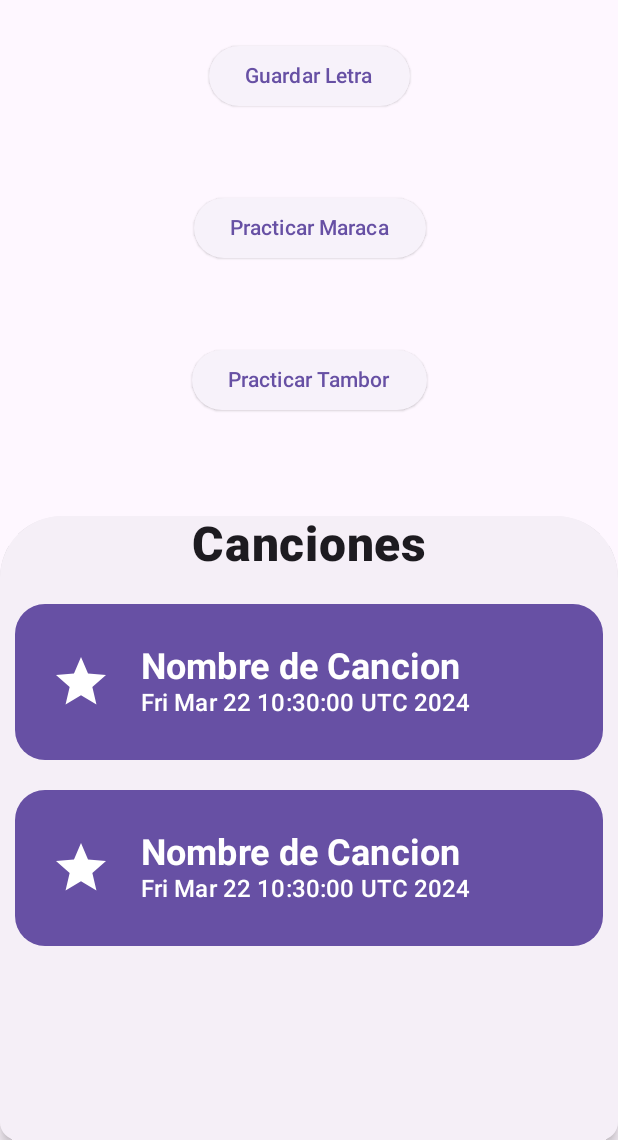
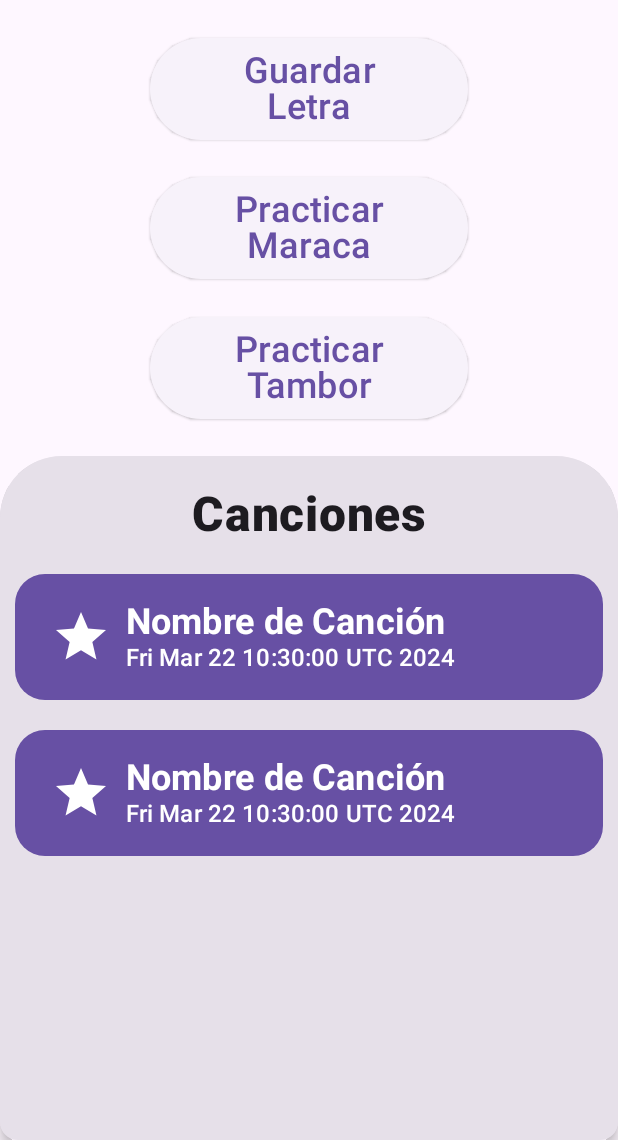
Before and after one commit to SnakyDH/ASAB-Music-Saver, an Android app built with Jetpack Compose: the screen it shows after launch (MainActivity), on a phone screen of 412 x 824 dp, the part 96-1236 px from its top. Run offline under Robolectric (Android 15) with nearby library versions, the phone set to English and light mode, and no system bars.

Commit message:
feat: some screen enhancements

```diff
--- /dev/null
+++ b/app/src/main/java/com/snakydh/asab_music_saver/components/ElevatedCustomButton.kt
@@ -0,0 +1,26 @@
+package com.snakydh.asab_music_saver.components
+
+import androidx.compose.foundation.layout.fillMaxWidth
+import androidx.compose.material3.ElevatedButton
+import androidx.compose.material3.Text
+import androidx.compose.runtime.Composable
+import androidx.compose.ui.Modifier
+import androidx.compose.ui.text.style.TextAlign
+import androidx.compose.ui.unit.sp
+
+
+@Composable
+fun ElevatedCustomButton(text: String, onClick: () -> Unit) {
+    ElevatedButton(
+        modifier = Modifier
+            .fillMaxWidth(),
+        onClick = onClick,
+    ) {
+        Text(
+            text = text,
+            fontSize = 24.sp,
+            textAlign = TextAlign.Center,
+            lineHeight = 24.sp
+        )
+    }
+}
--- a/app/src/main/java/com/snakydh/asab_music_saver/screens/HomeScreen.kt
+++ b/app/src/main/java/com/snakydh/asab_music_saver/screens/HomeScreen.kt
@@ -14,7 +14,6 @@ import androidx.compose.material.icons.filled.Star
 import androidx.compose.material3.Button
 import androidx.compose.material3.Card
 import androidx.compose.material3.CardDefaults
-import androidx.compose.material3.ElevatedButton
 import androidx.compose.material3.ExperimentalMaterial3Api
 import androidx.compose.material3.Icon
 import androidx.compose.material3.MaterialTheme
@@ -31,6 +30,7 @@ import androidx.compose.ui.text.style.TextAlign
 import androidx.compose.ui.unit.dp
 import androidx.compose.ui.unit.sp
 import androidx.navigation.NavController
+import com.snakydh.asab_music_saver.components.ElevatedCustomButton
 import com.snakydh.asab_music_saver.navigation.AppScreens
 import java.util.Date
 
@@ -56,59 +56,65 @@ fun HomeScreen(navController: NavController) {
             verticalArrangement = Arrangement.SpaceBetween,
             horizontalAlignment = Alignment.CenterHorizontally
         ) {
-            Column(
-                modifier = Modifier.fillMaxHeight(0.4F),
-                verticalArrangement = Arrangement.SpaceAround,
-                horizontalAlignment = Alignment.CenterHorizontally
-            ) {
-                ElevatedButton(
-                    onClick = { navController.navigate(route = AppScreens.SaveSongLyricsScreen.route) }) {
-                    Text(text = "Guardar Letra")
-                }
-                ElevatedButton(onClick = { /*TODO*/ }) {
-                    Text(text = "Practicar Maraca")
-                }
-                ElevatedButton(onClick = { /*TODO*/ }) {
-                    Text(text = "Practicar Tambor")
-                }
-            }
-            Card(
-                modifier = Modifier
-                    .padding(top = 40.dp)
-                    .clip(shape = RoundedCornerShape(10, 10)),
-                colors = CardDefaults.cardColors(
-                    containerColor = MaterialTheme.colorScheme.inverseOnSurface,
-                ),
-                elevation = CardDefaults.cardElevation(
-                    defaultElevation = 5.dp
-                )
-            ) {
+            MenuButtons(navController)
             SongsList()
-            }
         }
     }
 }
 
 @Composable
-fun SongsList() {
-    val padding = 10.dp;
+fun MenuButtons(navController:NavController ){
     Column(
         modifier = Modifier
-            .padding(padding, 0.dp)
+            .fillMaxHeight(0.4F)
+            .padding(horizontal = 100.dp),
+        verticalArrangement = Arrangement.SpaceEvenly,
+        horizontalAlignment = Alignment.CenterHorizontally
+    ) {
+        ElevatedCustomButton(
+            text = "Guardar\nLetra",
+            onClick = { navController.navigate(AppScreens.SaveSongLyricsScreen.route) },
+        )
+        ElevatedCustomButton(
+            text = "Practicar\nMaraca",
+            onClick = { navController.navigate(AppScreens.SaveSongLyricsScreen.route) },
+        )
+        ElevatedCustomButton(
+            text = "Practicar\nTambor",
+            onClick = { navController.navigate(AppScreens.SaveSongLyricsScreen.route) },
+        )
+    }
+}
+
+@Composable
+fun SongsList() {
+    val padding = 10.dp
+    Card(
+        modifier = Modifier
+            .clip(shape = RoundedCornerShape(10, 10)),
+        elevation = CardDefaults.cardElevation(
+            defaultElevation = 5.dp
+        )
+    ) {
+        Column(
+            modifier = Modifier
+                .padding(horizontal = padding)
                 .fillMaxHeight()
         )
         {
             Text(
-            modifier = Modifier.fillMaxWidth(),
+                modifier = Modifier
+                    .fillMaxWidth()
+                    .padding(vertical = 20.dp),
                 text = "Canciones",
                 fontWeight = FontWeight.ExtraBold,
                 fontSize = 32.sp,
                 textAlign = TextAlign.Center,
             )
-        Spacer(modifier = Modifier.padding(padding))
             SongCard()
             Spacer(modifier = Modifier.padding(padding))
             SongCard()
+        }
     }
 }
 
@@ -131,11 +137,11 @@ fun SongCard() {
             )
             Column(
                 modifier = Modifier
-                    .padding(20.dp)
+                    .padding(10.dp)
                     .clip(shape = RoundedCornerShape(10)),
             ) {
                 Text(
-                    text = "Nombre de Cancion",
+                    text = "Nombre de Canción",
                     fontWeight = FontWeight.Bold,
                     fontSize = 24.sp,
                 )
@@ -146,5 +152,4 @@ fun SongCard() {
             }
         }
     }
-
 }
--- a/app/src/main/java/com/snakydh/asab_music_saver/screens/SaveSongLyricsScreen.kt
+++ b/app/src/main/java/com/snakydh/asab_music_saver/screens/SaveSongLyricsScreen.kt
@@ -4,8 +4,10 @@ import androidx.compose.foundation.clickable
 import androidx.compose.foundation.layout.Arrangement
 import androidx.compose.foundation.layout.Column
 import androidx.compose.foundation.layout.Row
+import androidx.compose.foundation.layout.Spacer
 import androidx.compose.foundation.layout.fillMaxSize
 import androidx.compose.foundation.layout.padding
+import androidx.compose.foundation.layout.width
 import androidx.compose.material.icons.Icons
 import androidx.compose.material.icons.filled.ArrowBack
 import androidx.compose.material3.ExperimentalMaterial3Api
@@ -18,6 +20,7 @@ import androidx.compose.material3.TopAppBarDefaults
 import androidx.compose.runtime.Composable
 import androidx.compose.ui.Alignment
 import androidx.compose.ui.Modifier
+import androidx.compose.ui.unit.dp
 import androidx.navigation.NavController
 
 @OptIn(ExperimentalMaterial3Api::class)
@@ -40,6 +43,7 @@ fun SaveSongLyricsScreen(navController: NavController) {
                             },
                             imageVector = Icons.Default.ArrowBack, contentDescription = "arrow back"
                         )
+                        Spacer(modifier = Modifier.width(8.dp))
                         Text("Save Song Lyrics")
                     }
                 }
```
Lines whose indentation alone changed are shown as unchanged.
